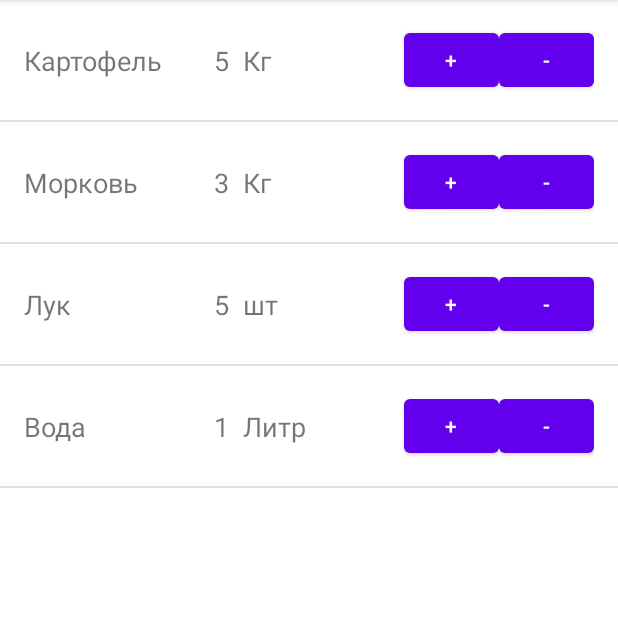
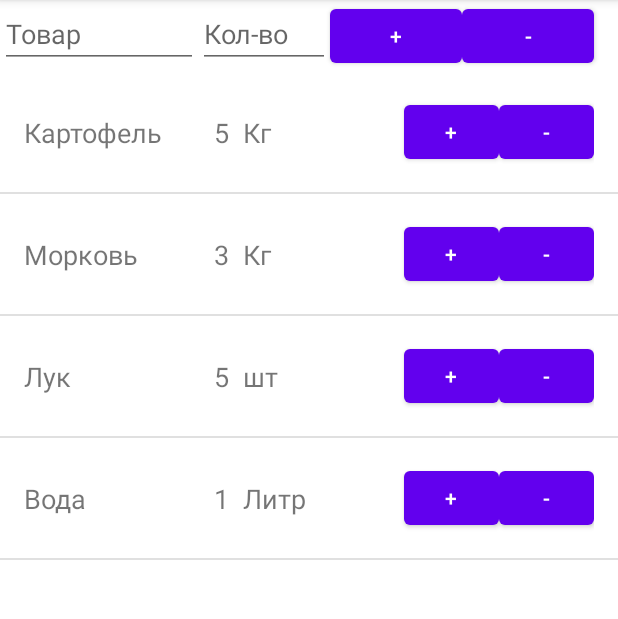
Before and after one commit to AndrewKhan1983/ProjectListShopingNew, an Android app: the screen it shows after launch (MainActivity), on a phone screen of 412 x 824 dp, the part 84-703 px from its top. Run offline under Robolectric (Android 15) with nearby library versions, the phone set to English and light mode, and no system bars.

Commit message:
версия 1.2. разметка исправлена, пока не подключен callback

```diff
--- a/app/src/main/java/com/example/projectlistshoping/MainActivity.java
+++ b/app/src/main/java/com/example/projectlistshoping/MainActivity.java
@@ -3,13 +3,17 @@ package com.example.projectlistshoping;
 import androidx.appcompat.app.AppCompatActivity;
 
 import android.os.Bundle;
+import android.view.View;
+import android.widget.Button;
+import android.widget.EditText;
 import android.widget.ListView;
 
 import java.util.ArrayList;
 
 public class MainActivity extends AppCompatActivity {
+    ProductAdapter adapter;
+    ArrayList<Product> products = new ArrayList<Product>();
 
-    ArrayList<Product> products = new ArrayList<Product>();
     @Override
     protected void onCreate(Bundle savedInstanceState) {
         super.onCreate(savedInstanceState);
@@ -17,15 +21,29 @@ public class MainActivity extends AppCompatActivity {
 
         initDate();
         ListView listView = findViewById(R.id.productList);
-        ProductAdapter productAdapter = new ProductAdapter(this,R.layout.list_item,products);
+        ProductAdapter productAdapter = new ProductAdapter(this, R.layout.list_item, products);
         listView.setAdapter(productAdapter);
 
     }
-    void initDate(){
-        products.add(new Product("Картофель",5,"Кг"));
-        products.add(new Product("Морковь",3,"Кг"));
-        products.add(new Product("Лук",5,"шт"));
-        products.add(new Product("Вода",1,"Литр"));
+
+    void initDate() {
+        products.add(new Product("Картофель", 5, "Кг"));
+        products.add(new Product("Морковь", 3, "Кг"));
+        products.add(new Product("Лук", 5, "шт"));
+        products.add(new Product("Вода", 1, "Литр"));
 
     }
+
+    public void add(View view) {
+        EditText product = (EditText) findViewById(R.id.product);
+        EditText number = (EditText) findViewById(R.id.number);
+        Button add = (Button) findViewById(R.id.add);
+        String dob = product.getText().toString() + "" + number.getText().toString();
+        if (!dob.isEmpty()) {
+            adapter.add(new Product(product.toString(), number.toString()));
+            product.setText("");
+            number.setText("");
+            adapter.notifyDataSetChanged();
+        }
+    }
 }
--- a/app/src/main/java/com/example/projectlistshoping/Product.java
+++ b/app/src/main/java/com/example/projectlistshoping/Product.java
@@ -9,6 +9,9 @@ public class Product {
         this.name = name;
         this.count = count;
         this.unit = unit;
+    }
+
+    public Product(String name, String toString) {
     }
 
     public String getName() {
--- a/app/src/main/res/layout/activity_main.xml
+++ b/app/src/main/res/layout/activity_main.xml
@@ -13,6 +13,46 @@
         app:layout_constraintBottom_toBottomOf="parent"
         app:layout_constraintLeft_toLeftOf="parent"
         app:layout_constraintRight_toRightOf="parent"
-        app:layout_constraintTop_toTopOf="parent"/>
+        app:layout_constraintTop_toBottomOf="@id/add" />
+
+    <EditText
+        android:id="@+id/product"
+        android:layout_width="0dp"
+        android:layout_height="wrap_content"
+        android:hint="Товар"
+        app:layout_constraintHorizontal_weight="3"
+        app:layout_constraintLeft_toLeftOf="parent"
+        app:layout_constraintRight_toLeftOf="@id/number"
+        app:layout_constraintTop_toTopOf="parent" />
+
+    <EditText
+        android:id="@+id/number"
+        android:layout_width="0dp"
+        android:layout_height="wrap_content"
+        android:hint="Кол-во"
+        app:layout_constraintHorizontal_weight="2"
+        app:layout_constraintLeft_toRightOf="@id/product"
+        app:layout_constraintRight_toLeftOf="@id/add"
+        app:layout_constraintTop_toTopOf="parent" />
+
+    <Button
+        android:id="@+id/add"
+        android:layout_width="0dp"
+        android:layout_height="wrap_content"
+        android:text="+"
+        app:layout_constraintBottom_toTopOf="@id/productList"
+        app:layout_constraintHorizontal_weight="2"
+        app:layout_constraintLeft_toRightOf="@id/number"
+        app:layout_constraintRight_toLeftOf="@id/remove"
+        app:layout_constraintTop_toTopOf="parent" />
+
+    <Button
+        android:id="@+id/remove"
+        android:layout_width="0dp"
+        android:layout_height="wrap_content"
+        android:text="-"
+        app:layout_constraintHorizontal_weight="2"
+        app:layout_constraintLeft_toRightOf="@id/add"
+        app:layout_constraintTop_toTopOf="parent" />
 
 </androidx.constraintlayout.widget.ConstraintLayout>
--- a/app/src/main/res/layout/list_item.xml
+++ b/app/src/main/res/layout/list_item.xml
@@ -1,54 +1,53 @@
 <?xml version="1.0" encoding="utf-8"?>
-<androidx.constraintlayout.widget.ConstraintLayout
-    xmlns:android="http://schemas.android.com/apk/res/android"
+<androidx.constraintlayout.widget.ConstraintLayout xmlns:android="http://schemas.android.com/apk/res/android"
     xmlns:app="http://schemas.android.com/apk/res-auto"
     android:layout_width="match_parent"
     android:layout_height="match_parent"
     android:padding="16dp">
+
     <TextView
         android:id="@+id/nameView"
         android:layout_width="0dp"
         android:layout_height="wrap_content"
         android:textSize="18sp"
+        app:layout_constraintBottom_toBottomOf="parent"
         app:layout_constraintHorizontal_weight="2"
-        app:layout_constraintBottom_toBottomOf="parent"
         app:layout_constraintLeft_toLeftOf="parent"
-        app:layout_constraintTop_toTopOf="parent"
-        app:layout_constraintRight_toLeftOf="@id/countView"/>
+        app:layout_constraintRight_toLeftOf="@id/countView"
+        app:layout_constraintTop_toTopOf="parent" />
+
     <TextView
         android:id="@+id/countView"
         android:layout_width="0dp"
         android:layout_height="wrap_content"
         android:textSize="18sp"
+        app:layout_constraintBottom_toBottomOf="parent"
         app:layout_constraintHorizontal_weight="2"
-        app:layout_constraintBottom_toBottomOf="parent"
-        app:layout_constraintTop_toTopOf="parent"
         app:layout_constraintLeft_toRightOf="@id/nameView"
         app:layout_constraintRight_toLeftOf="@id/addButton"
-        />
+        app:layout_constraintTop_toTopOf="parent" />
+
     <Button
         android:id="@+id/addButton"
         android:layout_width="0dp"
         android:layout_height="wrap_content"
         android:text="+"
+        app:layout_constraintBottom_toBottomOf="parent"
         app:layout_constraintHorizontal_weight="1"
-        app:layout_constraintBottom_toBottomOf="parent"
-        app:layout_constraintTop_toTopOf="parent"
         app:layout_constraintLeft_toRightOf="@+id/countView"
-        app:layout_constraintRight_toLeftOf="@id/removeButton"/>
+        app:layout_constraintRight_toLeftOf="@id/removeButton"
+        app:layout_constraintTop_toTopOf="parent" />
+
     <Button
         android:id="@+id/removeButton"
         android:layout_width="0dp"
         android:layout_height="wrap_content"
         android:text="-"
+        app:layout_constraintBottom_toBottomOf="parent"
         app:layout_constraintHorizontal_weight="1"
-        app:layout_constraintBottom_toBottomOf="parent"
         app:layout_constraintLeft_toRightOf="@id/addButton"
-        app:layout_constraintTop_toTopOf="parent"
-        app:layout_constraintRight_toRightOf="parent"/>
-
-
-
+        app:layout_constraintRight_toRightOf="parent"
+        app:layout_constraintTop_toTopOf="parent" />
 
 
 </androidx.constraintlayout.widget.ConstraintLayout>
```
Also changed, not shown: app/src/main/java/com/example/projectlistshoping/ProductAdapter.java (+16 -14 lines).
